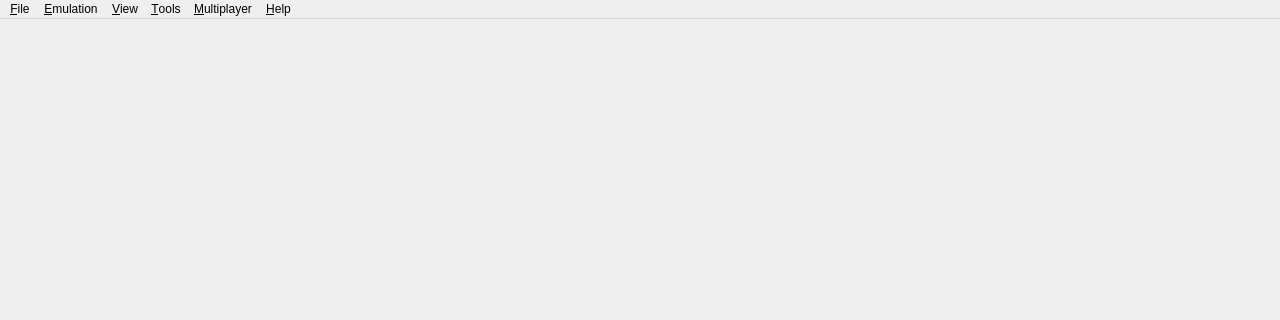
This is src/uzuy/main.ui in A-Theme/Uzuy as Qt 5 draws it before an edit; both pictures show x 0 to 1280 and y 0 to 320 of the 1280 by 720 pixel window. The edited form follows.
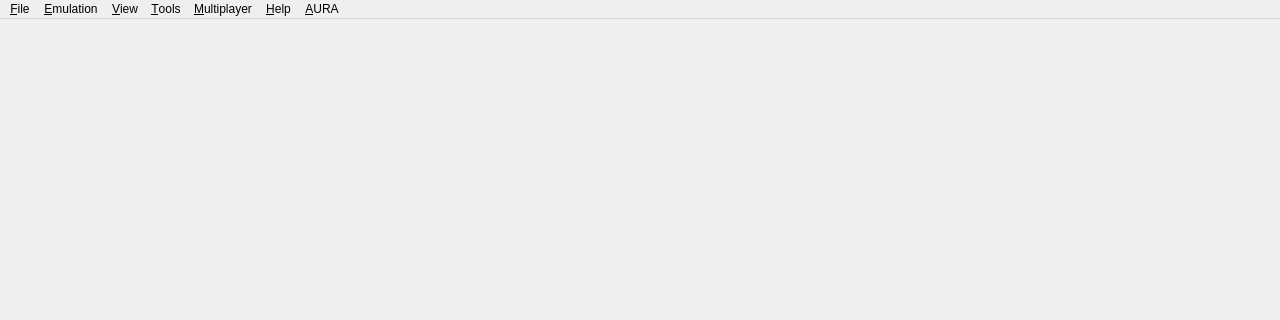
This is the edited form. Icons and pictures are not drawn.

Patch:
```diff
--- a/src/uzuy/main.ui
+++ b/src/uzuy/main.ui
@@ -45,7 +45,7 @@
      <x>0</x>
      <y>0</y>
      <width>1280</width>
-     <height>21</height>
+     <height>20</height>
     </rect>
    </property>
    <widget class="QMenu" name="menu_File">
@@ -188,12 +188,19 @@
     <addaction name="separator"/>
     <addaction name="action_About"/>
    </widget>
+   <widget class="QMenu" name="menu_AURA">
+    <property name="title">
+     <string>&amp;AURA</string>
+    </property>
+    <addaction name="action_MARNIE"/>
+   </widget>
    <addaction name="menu_File"/>
    <addaction name="menu_Emulation"/>
    <addaction name="menu_View"/>
    <addaction name="menu_Tools"/>
    <addaction name="menu_Multiplayer"/>
    <addaction name="menu_Help"/>
+   <addaction name="menu_AURA"/>
   </widget>
   <action name="action_Install_File_NAND">
    <property name="enabled">
```
Left out of the diff: 10 changed lines with no effect on the pictures.
